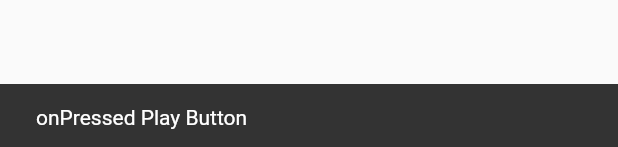
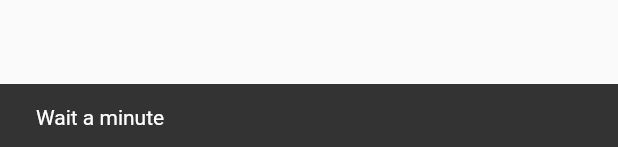
Before and after one commit to PEEP-Pick-Expression-Emotional-Playlist/PEEP, a Flutter app: the PlayerController widget shown alone on an empty page, opened directly, after a tap on an icon or button, on a phone screen of 412 x 824 dp. Shown: the part 1086-1233 px from the top of the screen. Run offline on Flutter 3.47's test engine with Material 2 defaults, Android fonts, the light colour scheme and no system bars; our stand-ins replace expansion_tile_card, firebase_auth, firebase_core, firebase_database, flutter_svg, font_awesome_flutter and 7 more; missing offline and left inert: audio_session, youtube_explode_dart; accounts and stored records are empty.

Commit message:
Search query and play first result

```diff
--- /dev/null
+++ b/peep/lib/player/model/query_video.dart
@@ -0,0 +1,7 @@
+class QueryVideo {
+  final String title;
+  final String id;
+  final Duration duration;
+
+  const QueryVideo(this.title, this.id, this.duration);
+}
--- a/peep/lib/player/music_player_page.dart
+++ b/peep/lib/player/music_player_page.dart
@@ -1,8 +1,8 @@
 import 'package:flutter/material.dart';
 import 'package:expansion_tile_card/expansion_tile_card.dart';
-import 'audio_wave.dart';
-import 'dropdown_demo.dart';
-import 'my_wave_clipper.dart';
+import 'ui/audio_wave.dart';
+import 'ui/dropdown_demo.dart';
+import 'ui/my_wave_clipper.dart';
 import 'player_controller.dart';
 
 class MusicPlayerPage extends StatefulWidget {
--- a/peep/lib/player/player_controller.dart
+++ b/peep/lib/player/player_controller.dart
@@ -1,11 +1,25 @@
+import 'dart:io';
+import 'dart:typed_data';
+
+import 'package:audio_session/audio_session.dart';
 import 'package:flutter/material.dart';
 import 'package:flutter_svg/flutter_svg.dart';
+import 'package:just_audio/just_audio.dart';
+import 'package:path_provider/path_provider.dart';
+import 'package:permission_handler/permission_handler.dart';
+import 'package:youtube_explode_dart/youtube_explode_dart.dart';
+import 'package:path/path.dart' as path;
+import 'model/query_video.dart';
 
-class PlayerController extends StatelessWidget {
+class PlayerController extends StatefulWidget {
   const PlayerController({
     Key key,
-    this.previousSize, this.playSize, this.nextSize,
-    this.prevIconName, this.playIconName, this.nextIconName,
+    this.previousSize,
+    this.playSize,
+    this.nextSize,
+    this.prevIconName,
+    this.playIconName,
+    this.nextIconName,
   }) : super(key: key);
 
   final double previousSize;
@@ -17,45 +31,209 @@ class PlayerController extends StatelessWidget {
   final String nextIconName;
 
   @override
+  State createState() => _PlayerController();
+}
+
+class _PlayerController extends State<PlayerController> {
+  final YoutubeExplode yt = YoutubeExplode();
+  QueryVideo videoInfo;
+  String query = "Beautiful Mistakes Maroon 5, Megan Thee Stallion";
+  AudioPlayer _player;
+
+  @override
+  void initState() {
+    super.initState();
+    _player = AudioPlayer();
+    _init();
+  }
+
+  Future<void> _init() async {
+    final session = await AudioSession.instance;
+    await session.configure(AudioSessionConfiguration.speech());
+    // Listen to errors during playback.
+    _player.playbackEventStream.listen((event) {},
+        onError: (Object e, StackTrace stackTrace) {
+      print('A stream error occurred: $e');
+    });
+  }
+
+  @override
+  void dispose() {
+    _player.dispose();
+    super.dispose();
+  }
+
+  @override
   Widget build(BuildContext context) {
     return Row(
       mainAxisAlignment: MainAxisAlignment.spaceBetween,
       children: <Widget>[
-        IconButton(
+        StreamBuilder<SequenceState>(
+            stream: _player.sequenceStateStream,
+            builder: (context, snapshot) => IconButton(
                   padding: EdgeInsets.zero,
                   constraints: BoxConstraints(),
                   icon: SvgPicture.asset(
-            'assets/icons/'+prevIconName+'.svg',
+                    'assets/icons/' + widget.prevIconName + '.svg',
                     fit: BoxFit.contain,
                   ),
-          iconSize: previousSize,
-          onPressed: () {
-            ScaffoldMessenger.of(context).showSnackBar(
-                new SnackBar(content: Text('onPressed Previous Button')));
+                  iconSize: widget.previousSize,
+                  onPressed:
+                      _player.hasPrevious ? _player.seekToPrevious : null,
+                )),
+        StreamBuilder<PlayerState>(
+          stream: _player.playerStateStream,
+          builder: (context, snapshot) {
+            final playerState = snapshot.data;
+            final processingState = playerState?.processingState;
+            final playing = playerState?.playing;
+            if (processingState == ProcessingState.loading ||
+                processingState == ProcessingState.buffering) {
+              return Container(
+                padding: EdgeInsets.zero,
+                constraints: BoxConstraints(),
+                width: widget.playSize,
+                height: widget.playSize,
+                child: CircularProgressIndicator(),
+              );
+            } else if (playing != true) {
+              return IconButton(
+                  padding: EdgeInsets.zero,
+                  constraints: BoxConstraints(),
+                  icon: SvgPicture.asset(
+                    'assets/icons/' + widget.playIconName + '.svg',
+                    fit: BoxFit.scaleDown,
+                  ),
+                  iconSize: widget.playSize,
+                  // onPressed: () => search(query)
+                  // _player.play,
+                  onPressed: (_player.sequence==null ||_player.sequence.isEmpty)?()=>{
+                    search(query)
+
+                      // ScaffoldMessenger.of(context).showSnackBar(
+                      //     SnackBar(content: Text('재생할 수 있는 노래가 존재하지 않습니다')))
+
+                  }:_player.play
+                  );
+            } else if (processingState != ProcessingState.completed) {
+              return IconButton(
+                icon: Icon(Icons.pause),
+                padding: EdgeInsets.zero,
+                constraints: BoxConstraints(),
+                iconSize: widget.playSize,
+                onPressed: _player.pause,
+              );
+            } else {
+              return IconButton(
+                icon: Icon(Icons.replay),
+                padding: EdgeInsets.zero,
+                constraints: BoxConstraints(),
+                onPressed: () => _player.seek(Duration.zero,
+                    index: _player.effectiveIndices.first),
+              );
+            }
           },
         ),
-        IconButton(
+        StreamBuilder<SequenceState>(
+            stream: _player.sequenceStateStream,
+            builder: (context, snapshot) => IconButton(
                   padding: EdgeInsets.zero,
                   constraints: BoxConstraints(),
-          icon: SvgPicture.asset('assets/icons/'+playIconName+'.svg',fit: BoxFit.scaleDown,),
-          iconSize: playSize,
-          onPressed: () {
-            ScaffoldMessenger.of(context).showSnackBar(
-                new SnackBar(content: Text('onPressed Play Button')));
-          },
-        ),
-        IconButton(
-          padding: EdgeInsets.zero,
-          constraints: BoxConstraints(),
-          icon: SvgPicture.asset('assets/icons/'+nextIconName+'.svg'),
-          iconSize: nextSize,
-          onPressed: () {
-            ScaffoldMessenger.of(context).showSnackBar(new SnackBar(
-              content: Text('onPressed Next Button'),
-            ));
-          },
-        ),
+                  icon: SvgPicture.asset(
+                      'assets/icons/' + widget.nextIconName + '.svg'),
+                  iconSize: widget.nextSize,
+                  onPressed: _player.hasNext ? _player.seekToNext : null,
+                )),
       ],
     );
   }
+
+  Future<void> search(String query) async {
+    ScaffoldMessenger.of(context).showSnackBar(
+        SnackBar(content: Text('Wait a minute')));
+
+    var res_list =  await yt.search.getVideos(query);
+
+    if (res_list == null || res_list.isEmpty) {
+      ScaffoldMessenger.of(context).showSnackBar(
+          SnackBar(content: Text('No results were found for search')));
+    } else {
+      Video res = res_list.first;
+      videoInfo = QueryVideo(res.title, res.id.value, res.duration);
     }
+
+    await Permission.storage.request();
+
+    var manifest = await yt.videos.streamsClient.getManifest(videoInfo.id);
+    var streams = manifest.audioOnly.toList(growable: false);
+    var audioInfo = streams.first;
+    var audioStream = yt.videos.streamsClient.get(audioInfo);
+
+
+    // Build the directory.
+    Directory documents;
+    if (Platform.isAndroid) {
+      documents = await getExternalStorageDirectory();
+    } else {
+      documents = await getTemporaryDirectory();
+    }
+    var dir = documents.path;
+    var filePath = path.join(dir, 'test.${audioInfo.container.name}');
+
+    // Open the file to write.
+    var file = File(filePath);
+    var fileStream = file.openWrite();
+
+    // Pipe all the content of the stream into our file.
+    await yt.videos.streamsClient.get(audioInfo).pipe(fileStream);
+    /*
+                  If you want to show a % of download, you should listen
+                  to the stream instead of using `pipe` and compare
+                  the current downloaded streams to the totalBytes,
+                  see an example ii example/video_download.dart
+                   */
+
+    // Close the file.
+    await fileStream.flush();
+    await fileStream.close();
+
+    // Show that the file was downloaded.
+    // await showDialog(
+    //   context: context,
+    //   builder: (context) {
+    //     return AlertDialog(
+    //       content: Text(
+    //           'Download completed and saved to: ${filePath}'),
+    //     );
+    //   },
+    //
+    // );
+
+    await _player.setAudioSource(BufferAudioSource(await file.readAsBytes()));
+    await _player.play();
+  }
+
+}
+
+class BufferAudioSource extends StreamAudioSource {
+  Uint8List _buffer;
+
+  BufferAudioSource(this._buffer) : super("Bla");
+
+  @override
+  Future<StreamAudioResponse> request([int start, int end]) {
+    start = start ?? 0;
+    end = end ?? _buffer.length;
+
+    return Future.value(
+      StreamAudioResponse(
+        sourceLength: _buffer.length,
+        contentLength: end - start,
+        offset: start,
+        contentType: 'audio/mpeg',
+        stream:
+            Stream.value(List<int>.from(_buffer.skip(start).take(end - start))),
+      ),
+    );
+  }
+}
```
Also changed, not shown: peep/pubspec.yaml (+6 -1 lines), peep/lib/player/ui/audio_wave.dart (renamed from peep/lib/player/audio_wave.dart), peep/lib/player/ui/custom_dropdown.dart (renamed from peep/lib/player/custom_dropdown.dart), peep/lib/player/ui/dropdown_demo.dart (renamed from peep/lib/player/dropdown_demo.dart), peep/lib/player/ui/my_wave_clipper.dart (renamed from peep/lib/player/my_wave_clipper.dart), peep/pubspec.lock, 2 other files. Lines whose indentation alone changed are shown as unchanged.
